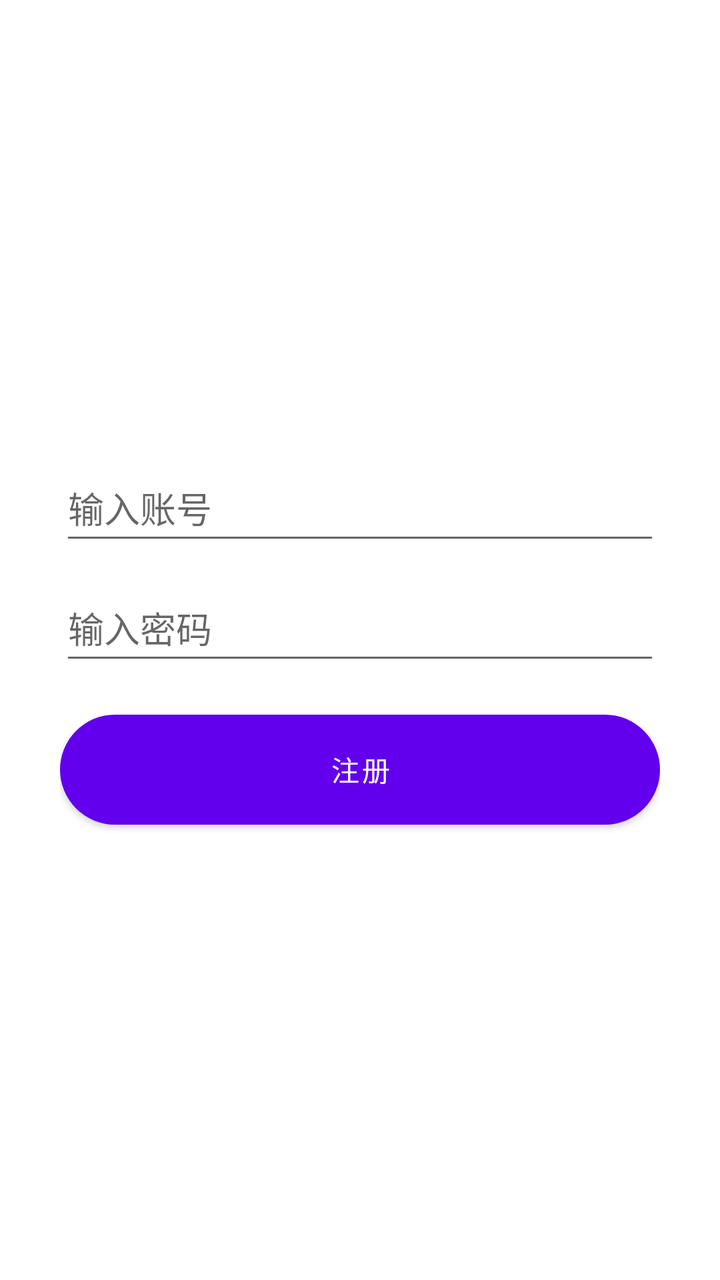
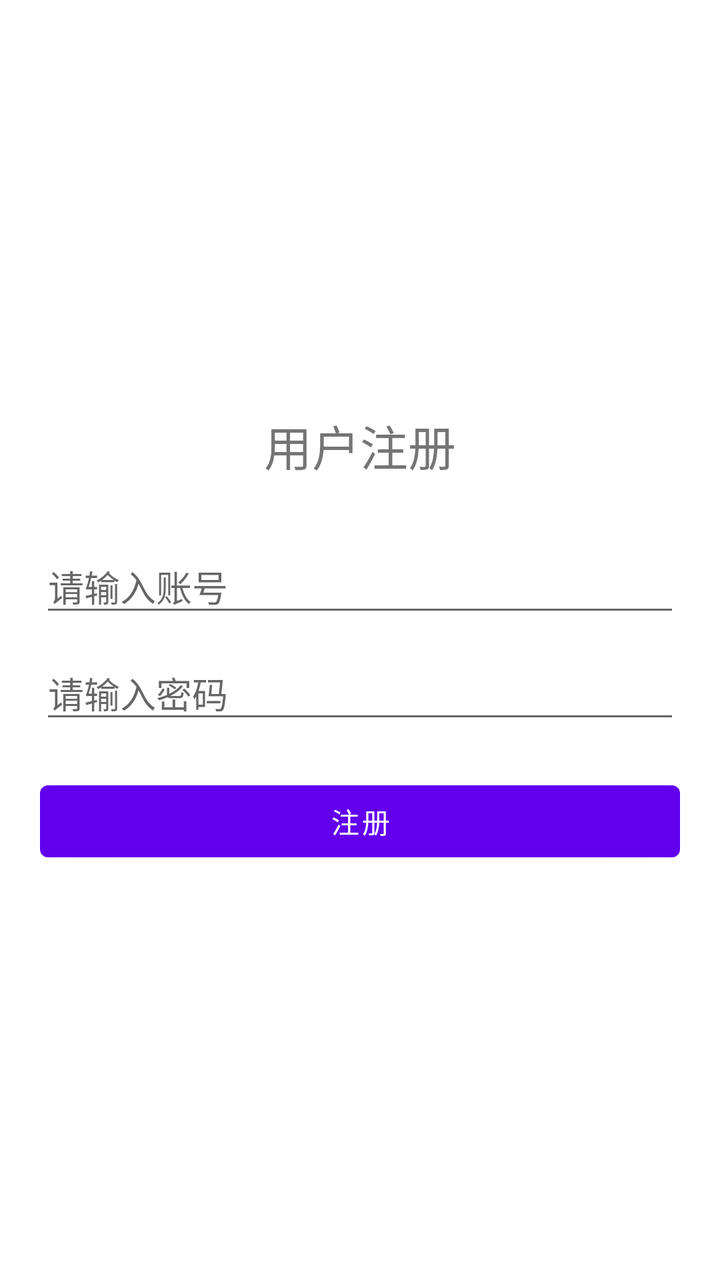

Before-and-after screenshots of an Android layout around one commit, followed by the original layout XML and the change that was made.
<!-- AndroidManifest.xml: application theme Theme.ChooseHelper202 -->
<!-- res/layout/activity_register.xml -->
<?xml version="1.0" encoding="utf-8"?>
<LinearLayout xmlns:android="http://schemas.android.com/apk/res/android" android:layout_width="match_parent" android:layout_height="match_parent" android:gravity="center" android:orientation="vertical" android:padding="30dp">
    <EditText android:id="@+id/et_user" android:layout_width="match_parent" android:layout_height="50dp" android:hint="输入账号"/>
    <EditText android:id="@+id/et_pass" android:layout_width="match_parent" android:layout_height="50dp" android:hint="输入密码" android:inputType="textPassword" android:layout_marginTop="10dp"/>
    <Button android:id="@+id/btn_register" android:layout_width="match_parent" android:layout_height="55dp" android:text="注册" android:background="@drawable/btn_primary" android:textColor="#fff" android:layout_marginTop="20dp"/>
</LinearLayout>
<!-- resources referenced by this layout -->
<resources>
  <!-- drawable btn_primary (drawable) -->
  <?xml version="1.0" encoding="utf-8"?>
  <shape xmlns:android="http://schemas.android.com/apk/res/android">
      <gradient
          android:startColor="#5B7FFF"
          android:endColor="#3A5FDD"
          android:angle="45"/>
      <corners android:radius="30dp"/>
  </shape>
  <style name="Theme.ChooseHelper202" parent="Theme.MaterialComponents.DayNight.NoActionBar">
          <item name="colorPrimary">#6200EE</item>
          <item name="colorPrimaryVariant">#3700B3</item>
          <item name="colorOnPrimary">#FFFFFF</item>
          <item name="colorSecondary">#03DAC5</item>
          <item name="colorSecondaryVariant">#018786</item>
          <item name="colorOnSecondary">#000000</item>
          <item name="android:statusBarColor">?attr/colorPrimaryVariant</item>
      </style>
</resources>

<!-- the commit's change to res/layout/activity_register.xml (unified diff, before → after) -->
@@ -1,6 +1,37 @@
 <?xml version="1.0" encoding="utf-8"?>
-<LinearLayout xmlns:android="http://schemas.android.com/apk/res/android" android:layout_width="match_parent" android:layout_height="match_parent" android:gravity="center" android:orientation="vertical" android:padding="30dp">
-    <EditText android:id="@+id/et_user" android:layout_width="match_parent" android:layout_height="50dp" android:hint="输入账号"/>
-    <EditText android:id="@+id/et_pass" android:layout_width="match_parent" android:layout_height="50dp" android:hint="输入密码" android:inputType="textPassword" android:layout_marginTop="10dp"/>
-    <Button android:id="@+id/btn_register" android:layout_width="match_parent" android:layout_height="55dp" android:text="注册" android:background="@drawable/btn_primary" android:textColor="#fff" android:layout_marginTop="20dp"/>
+<LinearLayout xmlns:android="http://schemas.android.com/apk/res/android"
+    android:layout_width="match_parent"
+    android:layout_height="match_parent"
+    android:orientation="vertical"
+    android:padding="20dp"
+    android:gravity="center">
+
+    <TextView
+        android:layout_width="wrap_content"
+        android:layout_height="wrap_content"
+        android:text="用户注册"
+        android:textSize="24sp"
+        android:layout_marginBottom="30dp"/>
+
+    <EditText
+        android:id="@+id/et_account"
+        android:layout_width="match_parent"
+        android:layout_height="wrap_content"
+        android:hint="请输入账号"/>
+
+    <EditText
+        android:id="@+id/et_pwd"
+        android:layout_width="match_parent"
+        android:layout_height="wrap_content"
+        android:hint="请输入密码"
+        android:inputType="textPassword"
+        android:layout_marginTop="10dp"/>
+
+    <Button
+        android:id="@+id/btn_register"
+        android:layout_width="match_parent"
+        android:layout_height="wrap_content"
+        android:text="注册"
+        android:layout_marginTop="20dp"/>
+
 </LinearLayout>
<!-- resource entries referenced after the edit -->
@@ -1,14 +1,5 @@
 <!-- resources referenced by this layout -->
 <resources>
-  <!-- drawable btn_primary (drawable) -->
-  <?xml version="1.0" encoding="utf-8"?>
-  <shape xmlns:android="http://schemas.android.com/apk/res/android">
-      <gradient
-          android:startColor="#5B7FFF"
-          android:endColor="#3A5FDD"
-          android:angle="45"/>
-      <corners android:radius="30dp"/>
-  </shape>
   <style name="Theme.ChooseHelper202" parent="Theme.MaterialComponents.DayNight.NoActionBar">
           <item name="colorPrimary">#6200EE</item>
           <item name="colorPrimaryVariant">#3700B3</item>
